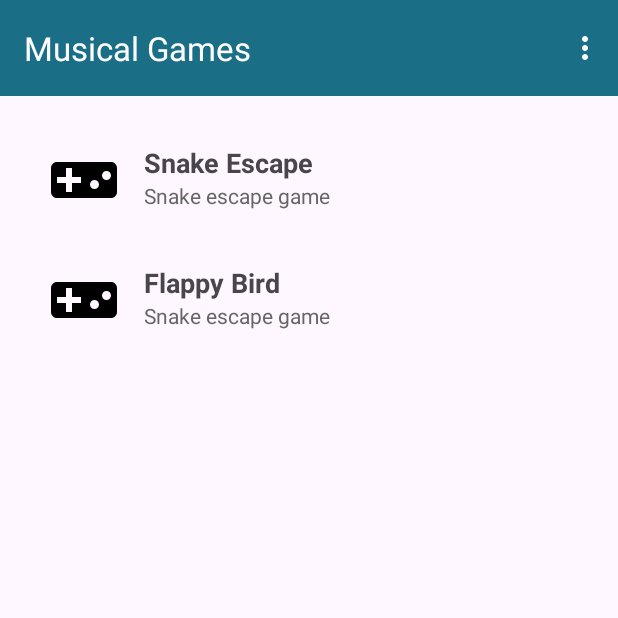
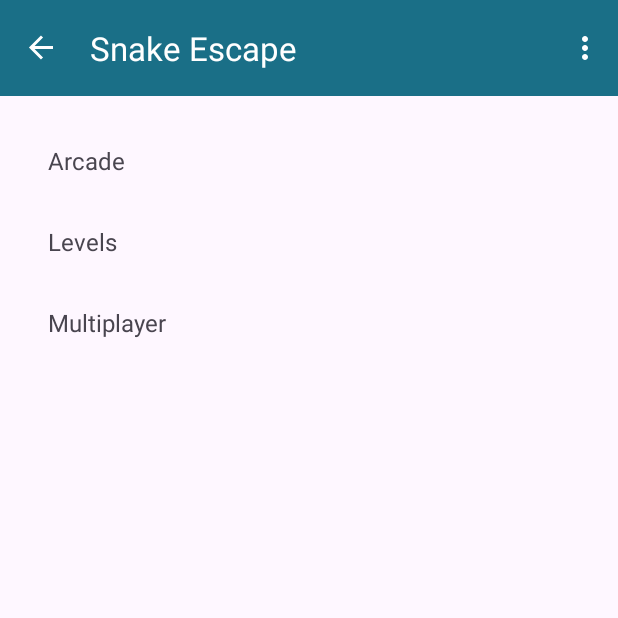
Before and after one commit to izblet/musical-games, an Android app: the screen it shows after launch (MainActivity), after a tap on "Snake Escape", on a phone screen of 412 x 824 dp, the top half of it. Run offline under Robolectric (Android 15) with nearby library versions, the light colour scheme and no system bars; our stand-ins replace navigation-ui.

Commit message:
Add options for games

```diff
--- a/app/build.gradle.kts
+++ b/app/build.gradle.kts
@@ -1,6 +1,7 @@
 plugins {
     id("com.android.application")
     id("org.jetbrains.kotlin.android")
+    id("kotlin-parcelize")
 }
 
 android {
--- a/app/src/main/java/com/example/musicalgames/FirstFragment.kt
+++ b/app/src/main/java/com/example/musicalgames/FirstFragment.kt
@@ -7,6 +7,8 @@
 import android.view.View
 import android.view.ViewGroup
 import android.widget.Toast
+import androidx.core.os.bundleOf
+import androidx.navigation.fragment.findNavController
 import androidx.recyclerview.widget.LinearLayoutManager
 import androidx.recyclerview.widget.RecyclerView
 import com.example.musicalgames.databinding.FragmentFirstBinding
@@ -35,13 +37,21 @@
 
         //this list shall be retrieved from a database
         val gameList: List<Game> = listOf(
-            Game("Snake Escape", "Snake escape game", R.drawable.default_game_icon),
-            Game("Flappy Bird", "Snake escape game", R.drawable.default_game_icon)
+            Game("Snake Escape",
+                "Snake escape game",
+                R.drawable.default_game_icon,
+                listOf("Arcade", "Levels", "Multiplayer")),
+            Game("Flappy Bird",
+                "Flappy bird game",
+                R.drawable.default_game_icon,
+                listOf("Arcade", "Levels")
+            )
         )
 
         val adapter = GameAdapter(gameList, object : GameAdapter.OnItemClickListener{
             override fun onItemClick(game: Game) {
-                Toast.makeText(requireContext(), "clicked on ${game.name}", Toast.LENGTH_SHORT).show()
+                val bundle = bundleOf("game" to game)
+                findNavController().navigate(R.id.action_FirstFragment_to_SecondFragment, bundle)
             }
         })
         recyclerView.adapter = adapter
--- /dev/null
+++ b/app/src/main/java/com/example/musicalgames/IToolbarTitleUpdater.kt
@@ -0,0 +1,3 @@
+package com.example.musicalgames
+
+interface IToolbarTitleUpdater
--- a/app/src/main/java/com/example/musicalgames/MainActivity.kt
+++ b/app/src/main/java/com/example/musicalgames/MainActivity.kt
@@ -11,11 +11,14 @@
 import android.view.MenuItem
 import com.example.musicalgames.databinding.ActivityMainBinding
 
-class MainActivity : AppCompatActivity() {
+class MainActivity : AppCompatActivity(), ToolbarTitleUpdater {
 
     private lateinit var appBarConfiguration: AppBarConfiguration
     private lateinit var binding: ActivityMainBinding
 
+    override fun updateToolbarTitle(title: String) {
+       supportActionBar?.title = title
+    }
     override fun onCreate(savedInstanceState: Bundle?) {
         super.onCreate(savedInstanceState)
 
--- a/app/src/main/java/com/example/musicalgames/SecondFragment.kt
+++ b/app/src/main/java/com/example/musicalgames/SecondFragment.kt
@@ -1,16 +1,26 @@
 package com.example.musicalgames
 
+import OptionsAdapter
+import android.media.MediaCodec.LinearBlock
+import android.os.Build
 import android.os.Bundle
 import androidx.fragment.app.Fragment
 import android.view.LayoutInflater
 import android.view.View
 import android.view.ViewGroup
+import android.widget.Toast
+import androidx.core.os.bundleOf
 import androidx.navigation.fragment.findNavController
+import androidx.recyclerview.widget.LinearLayoutManager
 import com.example.musicalgames.databinding.FragmentSecondBinding
+import com.example.musicalgames.models.Game
 
 /**
  * A simple [Fragment] subclass as the second destination in the navigation.
  */
+interface ToolbarTitleUpdater : IToolbarTitleUpdater {
+    fun updateToolbarTitle(title: String)
+}
 class SecondFragment : Fragment() {
 
     private var _binding: FragmentSecondBinding? = null
@@ -31,10 +41,23 @@
 
     override fun onViewCreated(view: View, savedInstanceState: Bundle?) {
         super.onViewCreated(view, savedInstanceState)
+        val game: Game = arguments?.getParcelable("game") ?: Game("","",0,emptyList())
 
-        binding.buttonSecond.setOnClickListener {
+        val navController = findNavController()
+        val destination = navController.currentDestination
+
+        (requireActivity() as? ToolbarTitleUpdater)?.updateToolbarTitle(game.name)
+        val optionsAdapter = OptionsAdapter(game.options) {
+            option -> Toast.makeText(requireContext(), "Clicked on $option", Toast.LENGTH_SHORT).show()
+        }
+        binding.optionsRecyclerView.apply {
+            layoutManager = LinearLayoutManager(requireContext())
+            adapter = optionsAdapter
+        }
+
+        /*binding.buttonSecond.setOnClickListener {
             findNavController().navigate(R.id.action_SecondFragment_to_FirstFragment)
-        }
+        }*/
     }
 
     override fun onDestroyView() {
--- /dev/null
+++ b/app/src/main/java/com/example/musicalgames/adapters/OptionsAdapter.kt
@@ -0,0 +1,34 @@
+import android.view.LayoutInflater
+import android.view.View
+import android.view.ViewGroup
+import android.widget.TextView
+import android.widget.Toast
+import androidx.recyclerview.widget.RecyclerView
+import com.example.musicalgames.R
+
+class OptionsAdapter(
+    private val options: List<String>,
+    private val onItemClick: (String) -> Unit
+) : RecyclerView.Adapter<OptionsAdapter.ViewHolder>() {
+
+    override fun onCreateViewHolder(parent: ViewGroup, viewType: Int): ViewHolder {
+        val view = LayoutInflater.from(parent.context).inflate(R.layout.item_option, parent, false)
+        return ViewHolder(view)
+    }
+
+    override fun onBindViewHolder(holder: ViewHolder, position: Int) {
+        val option = options[position]
+        holder.bind(option)
+        holder.itemView.setOnClickListener { onItemClick(option) }
+    }
+
+    override fun getItemCount(): Int = options.size
+
+    inner class ViewHolder(itemView: View) : RecyclerView.ViewHolder(itemView) {
+        private val optionTextView: TextView = itemView.findViewById(R.id.optionTextView)
+
+        fun bind(option: String) {
+            optionTextView.text = option
+        }
+    }
+}
--- a/app/src/main/java/com/example/musicalgames/models/Game.kt
+++ b/app/src/main/java/com/example/musicalgames/models/Game.kt
@@ -1,7 +1,12 @@
 package com.example.musicalgames.models
 
+import android.os.Parcelable
+import kotlinx.parcelize.Parcelize
+
+@Parcelize
 data class Game (
     val name: String,
     val description: String,
-    val iconResourceId: Int
-)
+    val iconResourceId: Int,
+    val options: List<String>
+) : Parcelable
--- a/app/src/main/res/layout/fragment_second.xml
+++ b/app/src/main/res/layout/fragment_second.xml
@@ -11,6 +11,17 @@
         android:layout_height="match_parent"
         android:padding="16dp">
 
+
+        <androidx.recyclerview.widget.RecyclerView
+            android:id="@+id/optionsRecyclerView"
+            android:layout_width="match_parent"
+            android:layout_height="match_parent"
+            app:layoutManager="androidx.recyclerview.widget.LinearLayoutManager"
+            app:layout_constraintTop_toTopOf="parent"
+            app:layout_constraintBottom_toBottomOf="parent"
+            app:layout_constraintStart_toStartOf="parent"
+            app:layout_constraintEnd_toEndOf="parent" />
+        <!--
         <Button
             android:id="@+id/button_second"
             android:layout_width="wrap_content"
@@ -31,5 +42,6 @@
             app:layout_constraintEnd_toEndOf="parent"
             app:layout_constraintStart_toStartOf="parent"
             app:layout_constraintTop_toBottomOf="@id/button_second" />
+            -->
     </androidx.constraintlayout.widget.ConstraintLayout>
 </androidx.core.widget.NestedScrollView>
--- /dev/null
+++ b/app/src/main/res/layout/item_option.xml
@@ -0,0 +1,6 @@
+<TextView xmlns:android="http://schemas.android.com/apk/res/android"
+    android:id="@+id/optionTextView"
+    android:layout_width="match_parent"
+    android:layout_height="wrap_content"
+    android:padding="16dp"
+    android:textSize="16sp" />
--- a/app/src/main/res/navigation/nav_graph.xml
+++ b/app/src/main/res/navigation/nav_graph.xml
@@ -1,4 +1,5 @@
 <?xml version="1.0" encoding="utf-8"?>
+<!--suppress NavigationFile -->
 <navigation xmlns:android="http://schemas.android.com/apk/res/android"
     xmlns:app="http://schemas.android.com/apk/res-auto"
     xmlns:tools="http://schemas.android.com/tools"
@@ -21,6 +22,9 @@
         android:label="@string/second_fragment_label"
         tools:layout="@layout/fragment_second">
 
+        <argument
+            android:name="game"
+            app:argType="com.example.musicalgames.models.Game"/>
         <action
             android:id="@+id/action_SecondFragment_to_FirstFragment"
             app:destination="@id/FirstFragment" />
```
